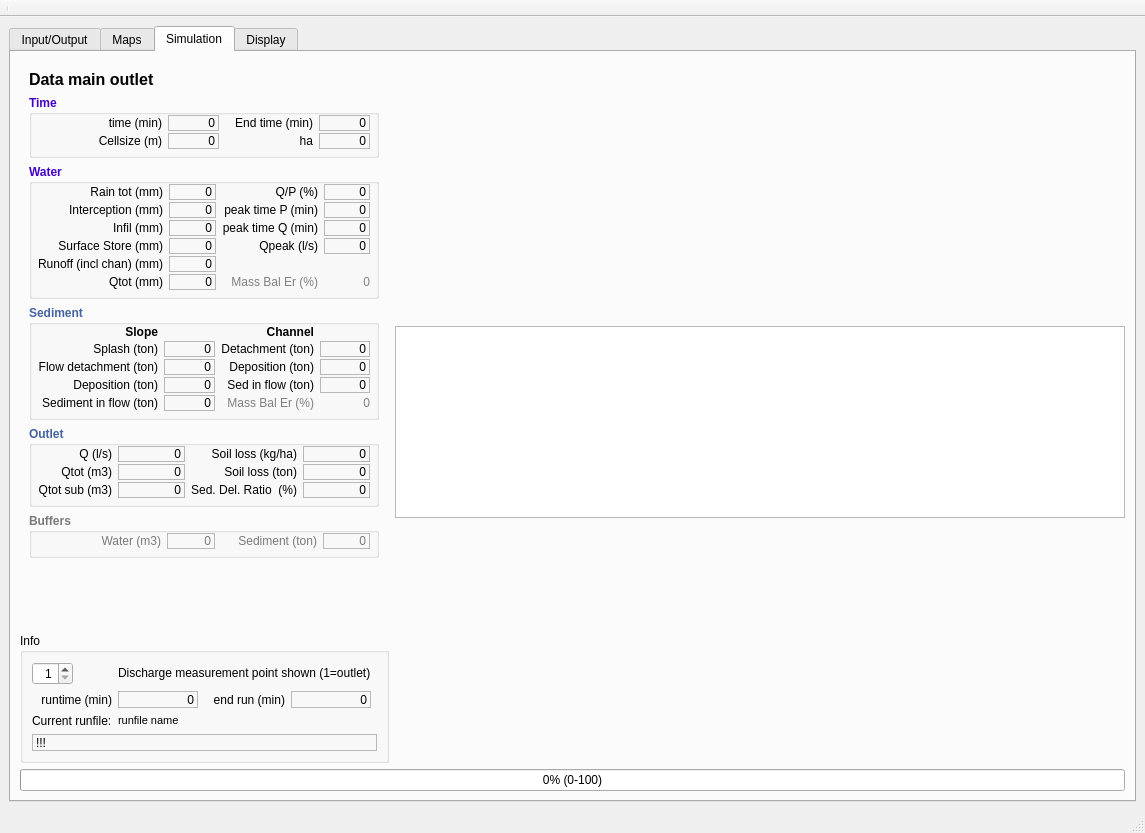
Qt form ui_full/lisemqt.ui (vjetten/openlisem) before a commit.
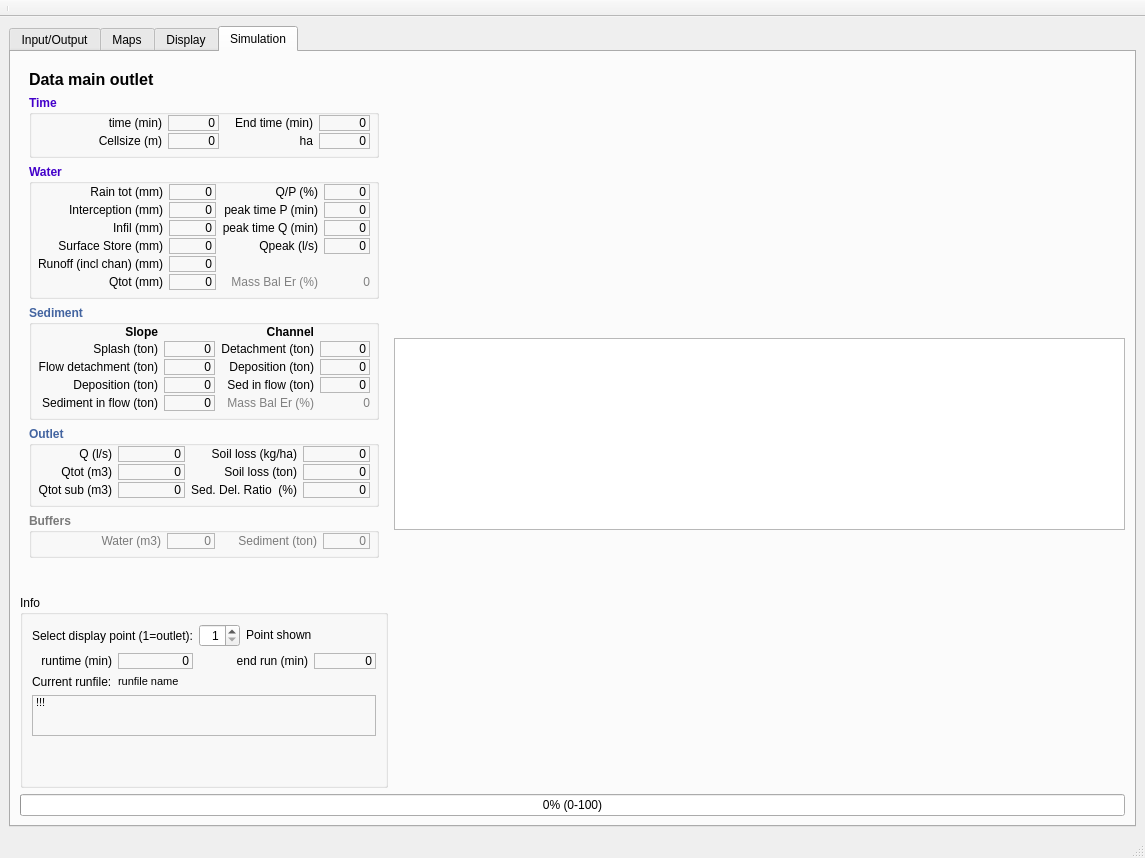
The same form after that commit. The open tabs and pages were chosen to show the change. Icons and pictures are not drawn.

```diff
--- a/ui_full/lisemqt.ui
+++ b/ui_full/lisemqt.ui
@@ -7,7 +7,7 @@
     <x>0</x>
     <y>0</y>
     <width>1145</width>
-    <height>792</height>
+    <height>809</height>
    </rect>
   </property>
   <property name="sizePolicy">
@@ -7703,6 +7703,11 @@
         </item>
        </layout>
       </widget>
+      <widget class="QWidget" name="tab">
+       <attribute name="title">
+        <string>Display</string>
+       </attribute>
+      </widget>
       <widget class="QWidget" name="tab_3">
        <attribute name="title">
         <string>Simulation</string>
@@ -11852,7 +11857,17 @@
              <string>Info</string>
             </property>
             <layout class="QGridLayout" name="gridLayout_31">
-             <item row="0" column="0">
+             <item row="0" column="0" colspan="2">
+              <widget class="QLabel" name="label_84">
+               <property name="text">
+                <string>Select display point (1=outlet):</string>
+               </property>
+               <property name="alignment">
+                <set>Qt::AlignRight|Qt::AlignTrailing|Qt::AlignVCenter</set>
+               </property>
+              </widget>
+             </item>
+             <item row="0" column="2">
               <widget class="QSpinBox" name="spinBoxPointtoShow">
                <property name="sizePolicy">
                 <sizepolicy hsizetype="Fixed" vsizetype="Fixed">
@@ -11871,6 +11886,19 @@
                </property>
               </widget>
              </item>
+             <item row="0" column="3" colspan="2">
+              <widget class="QLabel" name="label_pointOutput">
+               <property name="sizePolicy">
+                <sizepolicy hsizetype="Fixed" vsizetype="Fixed">
+                 <horstretch>0</horstretch>
+                 <verstretch>0</verstretch>
+                </sizepolicy>
+               </property>
+               <property name="text">
+                <string>Point shown </string>
+               </property>
+              </widget>
+             </item>
              <item row="1" column="0">
               <widget class="QLabel" name="label_30">
                <property name="font">
@@ -11887,28 +11915,6 @@
                </property>
               </widget>
              </item>
-             <item row="5" column="0" colspan="5">
-              <widget class="QLabel" name="label_debug">
-               <property name="sizePolicy">
-                <sizepolicy hsizetype="Expanding" vsizetype="Preferred">
-                 <horstretch>0</horstretch>
-                 <verstretch>0</verstretch>
-                </sizepolicy>
-               </property>
-               <property name="frameShape">
-                <enum>QFrame::StyledPanel</enum>
-               </property>
-               <property name="frameShadow">
-                <enum>QFrame::Plain</enum>
-               </property>
-               <property name="text">
-                <string>!!!</string>
-               </property>
-               <property name="wordWrap">
-                <bool>true</bool>
-               </property>
-              </widget>
-             </item>
              <item row="1" column="1">
               <widget class="QLabel" name="label_runtime">
                <property name="font">
@@ -11928,7 +11934,7 @@
                </property>
               </widget>
              </item>
-             <item row="1" column="2">
+             <item row="1" column="2" colspan="2">
               <widget class="QLabel" name="label_75">
                <property name="text">
                 <string>end run (min)</string>
@@ -11938,7 +11944,7 @@
                </property>
               </widget>
              </item>
-             <item row="1" column="3">
+             <item row="1" column="4">
               <widget class="QLabel" name="label_endruntime">
                <property name="font">
                 <font>
@@ -11957,27 +11963,14 @@
                </property>
               </widget>
              </item>
-             <item row="0" column="1" colspan="3">
-              <widget class="QLabel" name="label_pointOutput">
-               <property name="sizePolicy">
-                <sizepolicy hsizetype="Fixed" vsizetype="Fixed">
-                 <horstretch>0</horstretch>
-                 <verstretch>0</verstretch>
-                </sizepolicy>
-               </property>
-               <property name="text">
-                <string>Discharge measurement point shown (1=outlet)</string>
-               </property>
-              </widget>
-             </item>
-             <item row="3" column="0">
+             <item row="2" column="0">
               <widget class="QLabel" name="label_74">
                <property name="text">
                 <string>Current runfile:</string>
                </property>
               </widget>
              </item>
-             <item row="3" column="1" colspan="3">
+             <item row="2" column="1" colspan="4">
               <widget class="QLabel" name="label_runfilename">
                <property name="sizePolicy">
                 <sizepolicy hsizetype="Expanding" vsizetype="Fixed">
@@ -11997,6 +11990,50 @@
                </property>
               </widget>
              </item>
+             <item row="3" column="0" colspan="5">
+              <widget class="QLabel" name="label_debug">
+               <property name="sizePolicy">
+                <sizepolicy hsizetype="Expanding" vsizetype="Preferred">
+                 <horstretch>0</horstretch>
+                 <verstretch>0</verstretch>
+                </sizepolicy>
+               </property>
+               <property name="frameShape">
+                <enum>QFrame::StyledPanel</enum>
+               </property>
+               <property name="frameShadow">
+                <enum>QFrame::Plain</enum>
+               </property>
+               <property name="lineWidth">
+                <number>0</number>
+               </property>
+               <property name="text">
+                <string>&lt;!DOCTYPE HTML PUBLIC &quot;-//W3C//DTD HTML 4.0//EN&quot; &quot;http://www.w3.org/TR/REC-html40/strict.dtd&quot;&gt;
+&lt;html&gt;&lt;head&gt;&lt;meta name=&quot;qrichtext&quot; content=&quot;1&quot; /&gt;&lt;style type=&quot;text/css&quot;&gt;
+p, li { white-space: pre-wrap; }
+&lt;/style&gt;&lt;/head&gt;&lt;body style=&quot; font-family:'MS Shell Dlg 2'; font-size:8.25pt; font-weight:400; font-style:normal;&quot;&gt;
+&lt;p style=&quot; margin-top:0px; margin-bottom:0px; margin-left:0px; margin-right:0px; -qt-block-indent:0; text-indent:0px;&quot;&gt;&lt;span style=&quot; font-size:8pt;&quot;&gt;!!!&lt;/span&gt;&lt;/p&gt;
+&lt;p style=&quot; margin-top:0px; margin-bottom:0px; margin-left:0px; margin-right:0px; -qt-block-indent:0; text-indent:0px;&quot;&gt;&lt;span style=&quot; font-size:8pt;&quot;&gt; &lt;/span&gt;&lt;/p&gt;
+&lt;p style=&quot; margin-top:0px; margin-bottom:0px; margin-left:0px; margin-right:0px; -qt-block-indent:0; text-indent:0px;&quot;&gt;&lt;span style=&quot; font-size:8pt;&quot;&gt; &lt;/span&gt;&lt;/p&gt;&lt;/body&gt;&lt;/html&gt;</string>
+               </property>
+               <property name="wordWrap">
+                <bool>true</bool>
+               </property>
+              </widget>
+             </item>
+             <item row="4" column="0">
+              <spacer name="verticalSpacer_12">
+               <property name="orientation">
+                <enum>Qt::Vertical</enum>
+               </property>
+               <property name="sizeHint" stdset="0">
+                <size>
+                 <width>20</width>
+                 <height>40</height>
+                </size>
+               </property>
+              </spacer>
+             </item>
             </layout>
            </widget>
           </item>
@@ -12044,11 +12081,6 @@
         </item>
        </layout>
       </widget>
-      <widget class="QWidget" name="tab">
-       <attribute name="title">
-        <string>Display</string>
-       </attribute>
-      </widget>
      </widget>
     </item>
    </layout>
```
Left out of the diff: 19 changed lines with no effect on the pictures.
